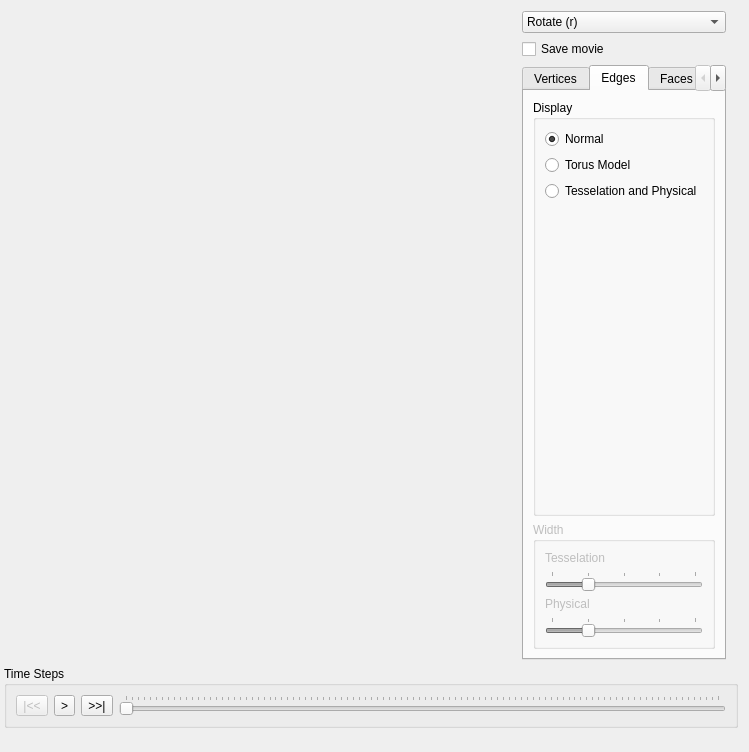
Above: Window.ui from danlipsa/foamvis before the change. Below: the same form after it.
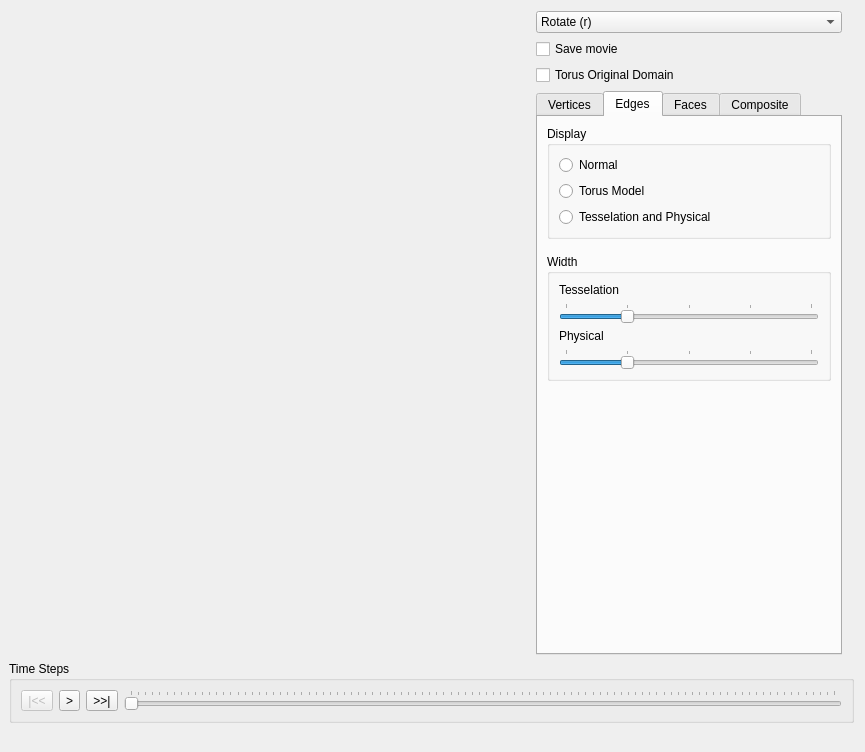
That is the form after the change. The open tabs and pages were chosen to show the change. Custom widgets are drawn as their Qt base class.

Diff of the .ui file:
```diff
--- a/Window.ui
+++ b/Window.ui
@@ -6,7 +6,7 @@
    <rect>
     <x>0</x>
     <y>0</y>
-    <width>749</width>
+    <width>865</width>
     <height>752</height>
    </rect>
   </property>
@@ -22,12 +22,12 @@
   <property name="windowTitle">
    <string>Foam</string>
   </property>
-  <layout class="QGridLayout" name="gridLayout" rowstretch="0,0,0,0">
+  <layout class="QGridLayout" name="gridLayout" rowstretch="0,0,0,0" rowminimumheight="0,0,0,0" columnminimumwidth="0,300,0,0,0">
    <property name="leftMargin">
-    <number>4</number>
+    <number>9</number>
    </property>
    <property name="bottomMargin">
-    <number>4</number>
+    <number>9</number>
    </property>
    <property name="horizontalSpacing">
     <number>6</number>
@@ -40,73 +40,13 @@
        <verstretch>0</verstretch>
       </sizepolicy>
      </property>
-     <zorder>tabWidget</zorder>
-    </widget>
-   </item>
-   <item row="2" column="0" colspan="5">
-    <widget class="QGroupBox" name="movieGroupBox">
-     <property name="title">
-      <string>Time Steps</string>
-     </property>
-     <layout class="QHBoxLayout" name="horizontalLayout">
-      <property name="spacing">
-       <number>6</number>
-      </property>
-      <property name="sizeConstraint">
-       <enum>QLayout::SetDefaultConstraint</enum>
-      </property>
-      <item>
-       <widget class="QToolButton" name="m_toolButtonBegin">
-        <property name="enabled">
-         <bool>false</bool>
-        </property>
-        <property name="text">
-         <string>|&lt;&lt;</string>
-        </property>
-       </widget>
-      </item>
-      <item>
-       <widget class="QToolButton" name="m_toolButtonPlay">
-        <property name="text">
-         <string>&gt;</string>
-        </property>
-        <property name="arrowType">
-         <enum>Qt::NoArrow</enum>
-        </property>
-       </widget>
-      </item>
-      <item>
-       <widget class="QToolButton" name="m_toolButtonEnd">
-        <property name="enabled">
-         <bool>true</bool>
-        </property>
-        <property name="text">
-         <string>&gt;&gt;|</string>
-        </property>
-       </widget>
-      </item>
-      <item>
-       <widget class="QSlider" name="m_dataSlider">
-        <property name="orientation">
-         <enum>Qt::Horizontal</enum>
-        </property>
-        <property name="tickPosition">
-         <enum>QSlider::TicksAbove</enum>
-        </property>
-       </widget>
-      </item>
-     </layout>
-    </widget>
-   </item>
-   <item row="3" column="0" colspan="5">
-    <widget class="QLabel" name="m_status">
-     <property name="text">
-      <string/>
-     </property>
     </widget>
    </item>
    <item row="0" column="1" colspan="2">
     <layout class="QVBoxLayout" name="verticalLayout_20">
+     <property name="sizeConstraint">
+      <enum>QLayout::SetDefaultConstraint</enum>
+     </property>
      <item>
       <widget class="QComboBox" name="m_interactionModeComboBox">
        <item>
@@ -138,6 +78,13 @@
        </property>
       </widget>
      </item>
+     <item>
+      <widget class="QCheckBox" name="checkBoxTorusOriginalDomain">
+       <property name="text">
+        <string>Torus Original Domain</string>
+       </property>
+      </widget>
+     </item>
      <item>
       <widget class="QTabWidget" name="tabWidget">
        <property name="currentIndex">
@@ -297,9 +244,15 @@
                 <property name="text">
                  <string>Normal</string>
                 </property>
-                <property name="checked">
+                <property name="checkable">
                  <bool>true</bool>
                 </property>
+                <property name="checked">
+                 <bool>false</bool>
+                </property>
+                <property name="autoRepeat">
+                 <bool>false</bool>
+                </property>
                 <attribute name="buttonGroup">
                  <string>buttonGroup</string>
                 </attribute>
@@ -325,35 +278,36 @@
                 </attribute>
                </widget>
               </item>
-              <item>
-               <spacer name="verticalSpacer_2">
-                <property name="orientation">
-                 <enum>Qt::Vertical</enum>
-                </property>
-                <property name="sizeHint" stdset="0">
-                 <size>
-                  <width>20</width>
-                  <height>40</height>
-                 </size>
-                </property>
-               </spacer>
-              </item>
              </layout>
             </item>
            </layout>
           </widget>
          </item>
          <item>
-          <widget class="QGroupBox" name="m_widthGroupBox_3">
+          <widget class="QStackedWidget" name="stackedWidgetEdges">
+           <property name="currentIndex">
+            <number>1</number>
+           </property>
+           <widget class="QWidget" name="pageEdgesPhysical">
+            <layout class="QVBoxLayout" name="verticalLayout_3">
+             <property name="leftMargin">
+              <number>0</number>
+             </property>
+             <property name="rightMargin">
+              <number>0</number>
+             </property>
+             <property name="bottomMargin">
+              <number>0</number>
+             </property>
+             <item>
+              <widget class="QGroupBox" name="groupBoxEdgesWidth">
            <property name="enabled">
-            <bool>false</bool>
+                <bool>true</bool>
            </property>
            <property name="title">
             <string>Width</string>
            </property>
-           <layout class="QVBoxLayout" name="verticalLayout_15">
-            <item>
-             <layout class="QVBoxLayout" name="verticalLayout_14">
+               <layout class="QVBoxLayout" name="verticalLayout_5">
               <item>
                <widget class="QLabel" name="label_5">
                 <property name="text">
@@ -362,7 +316,7 @@
                </widget>
               </item>
               <item>
-               <widget class="QSlider" name="tessellationObjectsWidthSlider_3">
+                 <widget class="QSlider" name="sliderEdgeTessellation">
                 <property name="maximum">
                  <number>4</number>
                 </property>
@@ -385,7 +339,7 @@
                </widget>
               </item>
               <item>
-               <widget class="QSlider" name="physicalObjectsWidthSlider_3">
+                 <widget class="QSlider" name="sliderEdgePhysical">
                 <property name="maximum">
                  <number>4</number>
                 </property>
@@ -401,8 +355,24 @@
                </widget>
               </item>
              </layout>
-            </item>
-           </layout>
+              </widget>
+             </item>
+             <item>
+              <spacer name="verticalSpacer">
+               <property name="orientation">
+                <enum>Qt::Vertical</enum>
+               </property>
+               <property name="sizeHint" stdset="0">
+                <size>
+                 <width>20</width>
+                 <height>40</height>
+                </size>
+               </property>
+              </spacer>
+             </item>
+            </layout>
+           </widget>
+           <widget class="QWidget" name="pageEdgesEmpty"/>
           </widget>
          </item>
         </layout>
@@ -522,6 +492,68 @@
      </item>
     </layout>
    </item>
+   <item row="2" column="0" colspan="5">
+    <widget class="QGroupBox" name="movieGroupBox">
+     <property name="title">
+      <string>Time Steps</string>
+     </property>
+     <layout class="QHBoxLayout" name="horizontalLayout">
+      <property name="spacing">
+       <number>6</number>
+      </property>
+      <property name="sizeConstraint">
+       <enum>QLayout::SetDefaultConstraint</enum>
+      </property>
+      <item>
+       <widget class="QToolButton" name="toolButtonBegin">
+        <property name="enabled">
+         <bool>false</bool>
+        </property>
+        <property name="text">
+         <string>|&lt;&lt;</string>
+        </property>
+       </widget>
+      </item>
+      <item>
+       <widget class="QToolButton" name="toolButtonPlay">
+        <property name="text">
+         <string>&gt;</string>
+        </property>
+        <property name="arrowType">
+         <enum>Qt::NoArrow</enum>
+        </property>
+       </widget>
+      </item>
+      <item>
+       <widget class="QToolButton" name="toolButtonEnd">
+        <property name="enabled">
+         <bool>true</bool>
+        </property>
+        <property name="text">
+         <string>&gt;&gt;|</string>
+        </property>
+       </widget>
+      </item>
+      <item>
+       <widget class="QSlider" name="sliderData">
+        <property name="orientation">
+         <enum>Qt::Horizontal</enum>
+        </property>
+        <property name="tickPosition">
+         <enum>QSlider::TicksAbove</enum>
+        </property>
+       </widget>
+      </item>
+     </layout>
+    </widget>
+   </item>
+   <item row="3" column="0" colspan="5">
+    <widget class="QLabel" name="labelStatus">
+     <property name="text">
+      <string/>
+     </property>
+    </widget>
+   </item>
   </layout>
  </widget>
  <customwidgets>
```
Left out of the diff: 574 changed lines with no effect on the pictures. Lines whose indentation alone changed are shown as unchanged.
